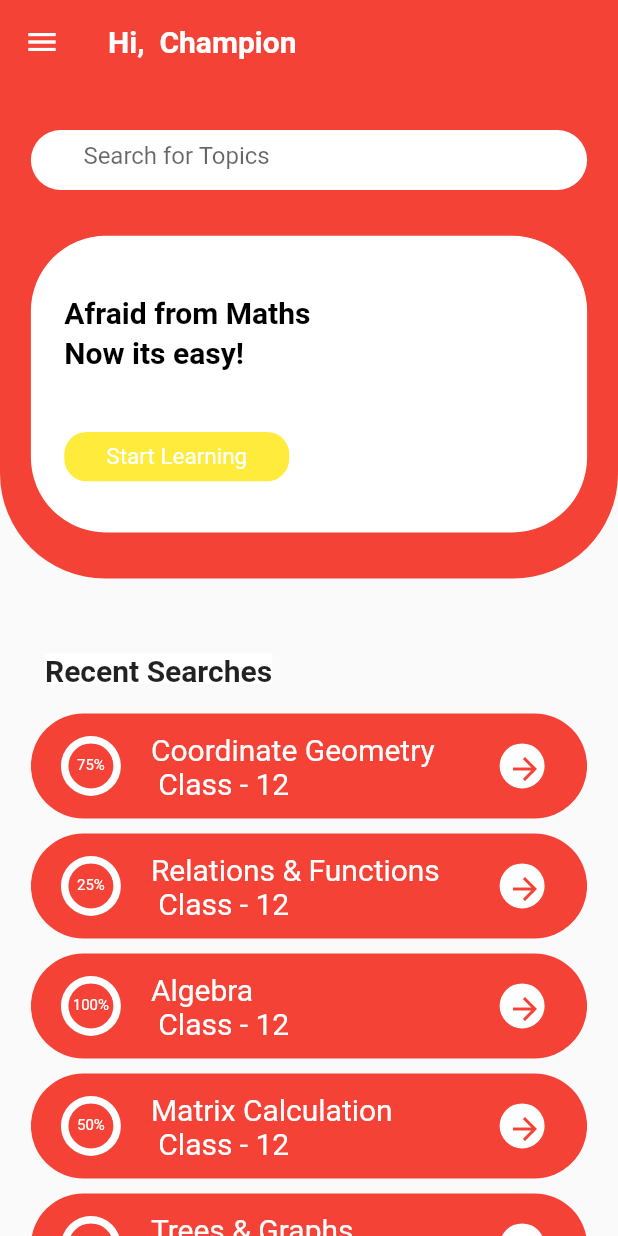
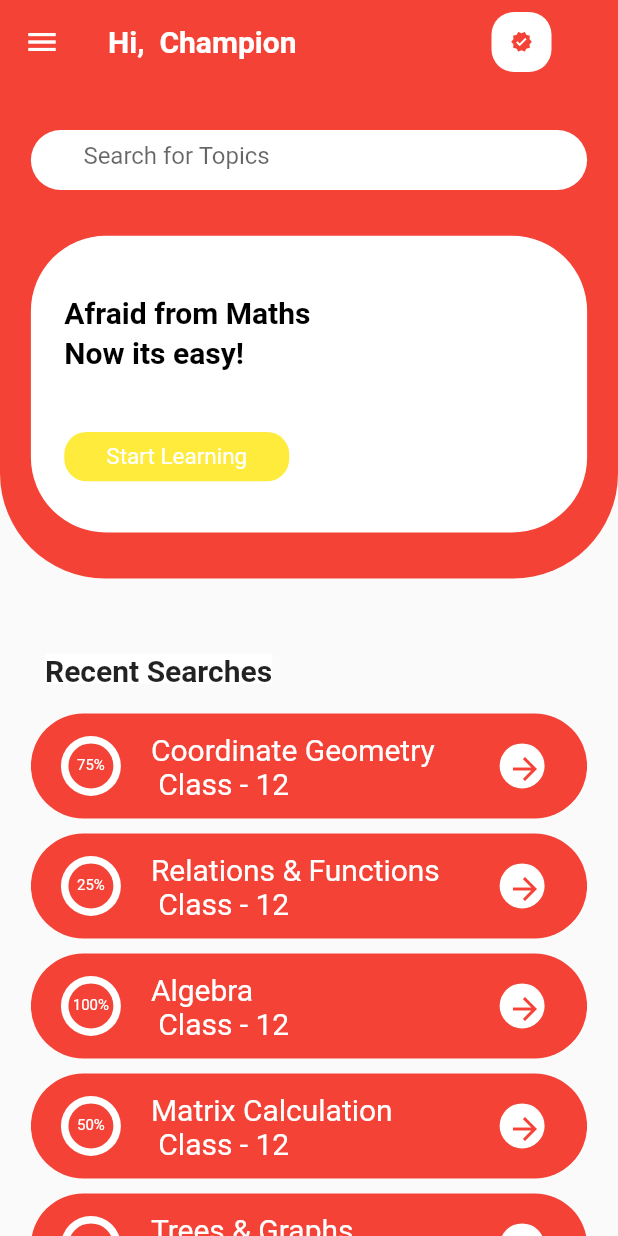
Before and after one commit to namanagarwal1470/demo, a Flutter app: the logoutpage screen opened directly, after a tap on "Submit", on a phone screen of 412 x 824 dp. Run offline on Flutter 3.47's test engine with Material 2 defaults, Android fonts, the phone set to English and light mode, and no system bars; our stand-ins replace firebase_auth, firebase_core; accounts and stored records are empty.

Commit message:
25-11-2021

```diff
--- a/lib/dashboard.dart
+++ b/lib/dashboard.dart
@@ -1,4 +1,8 @@
 import "package:flutter/material.dart";
+import 'ques.dart';
+import 'topics.dart';
+import 'profile.dart';
+
 
 class dashboard extends StatefulWidget {
   String text='';
@@ -72,11 +76,37 @@ class _dashboardState extends State<dashboard> {
             ),
             appBar: AppBar(
               elevation: 0,
-              title: Text("Hi,  Champion",
-                  style: TextStyle(
-                      color: Colors.white,
-                      fontWeight: FontWeight.bold,
-                      fontSize: 20)),
+              title:  Row(
+                children: [
+                  Text("Hi,  Champion",
+                      style: TextStyle(
+                          color: Colors.white,
+                          fontWeight: FontWeight.bold,
+                          fontSize: 20)),
+                  Container(
+                    margin: EdgeInsets.only(top: 10, bottom: 10, left: 130),
+                    height: 40,
+                    width: 40,
+                    decoration: BoxDecoration(
+                        borderRadius: BorderRadius.circular(15),
+                        color: Colors.white),
+                    child: Center(
+                      child: IconButton(
+                        padding: EdgeInsets.all(5),
+                        icon: Icon(Icons.verified_sharp),
+                        iconSize: 15,
+                        color: Colors.red,
+                        onPressed: () {
+                          Navigator.push(
+                              context,
+                              MaterialPageRoute(
+                                  builder: (context) => profile()));
+                        },
+                      ),
+                    ),
+                  ),
+                ],
+              ),
               backgroundColor: Colors.red,
             ),
             body: Column(
@@ -176,6 +206,12 @@ class _dashboardState extends State<dashboard> {
                                             fontWeight: FontWeight.bold,
                                             fontSize: 20))),
                                 GestureDetector(
+                                  onTap: () {
+                                      Navigator.push(
+                                          context,
+                                          MaterialPageRoute(
+                                              builder: (context) => topics()));
+                                    },
                                     child: Container(
                                       child: Center(
                                         child: Text(
--- a/lib/logoutpage.dart
+++ b/lib/logoutpage.dart
@@ -1,5 +1,6 @@
 import "package:flutter/material.dart";
 import 'dashboard.dart';
+
 class logoutpage extends StatefulWidget {
   logoutpage({Key? key}) : super(key: key);
 
@@ -12,8 +13,8 @@ class _logoutpageState extends State<logoutpage> {
   void initState() {
     super.initState();
   }
+
   TextEditingController name = TextEditingController();
-
   @override
   Widget build(BuildContext context) {
     return Scaffold(
--- a/lib/main.dart
+++ b/lib/main.dart
@@ -7,6 +7,11 @@ import 'loginscreen.dart';
 import 'start1.dart';
 import 'splashscreen.dart';
 import 'dashboard.dart';
+import 'start3.dart';
+import 'ques.dart';
+import 'topics.dart';
+import 'profile.dart';
+import 'hint.dart';
 
 void main() async {
   WidgetsFlutterBinding.ensureInitialized();
--- a/pubspec.yaml
+++ b/pubspec.yaml
@@ -39,6 +39,7 @@ dependencies:
   pinput: ^0.2.6
   flutter_tex: ^4.0.3
   cloud_firestore: "^0.16.0"
+  font_awesome_flutter: ^9.2.0
 
 dev_dependencies:
   flutter_test:
```
Also changed, not shown: pubspec.lock.
